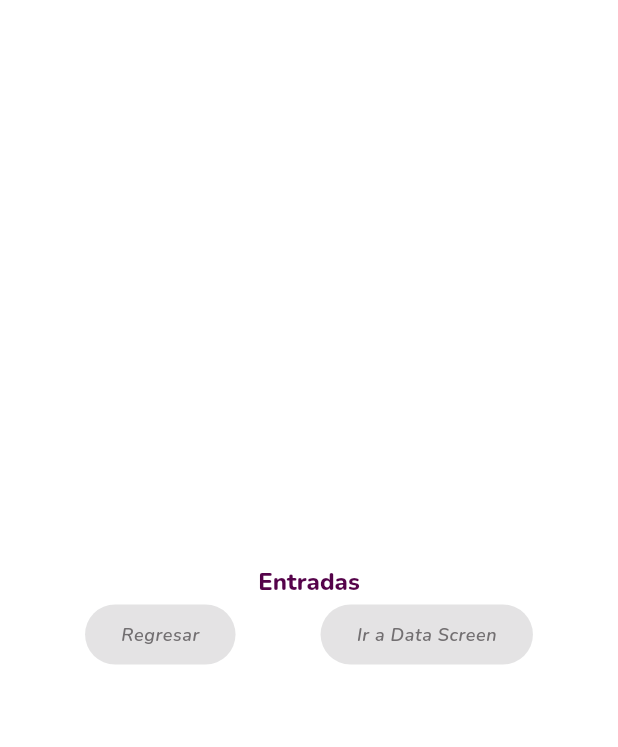
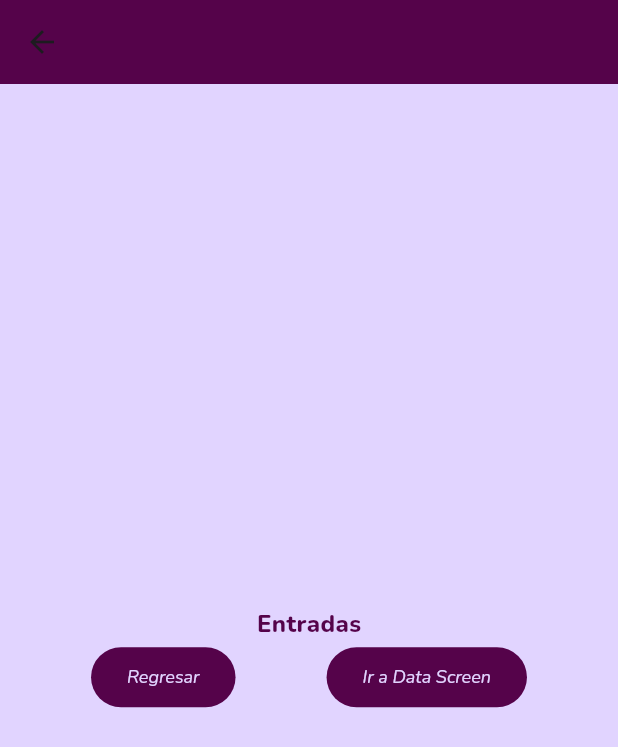
Before and after one commit to ismontana/componentes_flutter, a Flutter app: the screen it shows after launch, after a tap on "Entradas", on a phone screen of 412 x 824 dp. Shown: the top 747 px of the screen. Run offline on Flutter 3.47's test engine with Material 3 defaults, Android fonts, the phone set to English and light mode, and no system bars; our stand-ins replace google_fonts.

Commit message:
Changing the AppTheme and adding Scaffold to Inputs

```diff
--- a/lib/screens/home_screen.dart
+++ b/lib/screens/home_screen.dart
@@ -19,8 +19,9 @@ class HomeScreen extends StatelessWidget {
       body: ListView(
         children: [
           ListTile(
-            leading: const Icon(Icons.input_rounded,
-                            color: AppTheme.iconColor),
+            leading: IconTheme(
+              data: AppTheme.lightTheme.iconTheme,
+              child: const Icon(Icons.input_rounded),),
             title: Text(
               'Entradas',
               style: Theme.of(context).textTheme.headlineLarge,
@@ -29,8 +30,9 @@ class HomeScreen extends StatelessWidget {
               'Diferentes widgets para entradas de flutter',
               style: Theme.of(context).textTheme.bodySmall,
             ),
-            trailing: const Icon(Icons.arrow_circle_right,
-                                  color: AppTheme.iconColor),
+            trailing: IconTheme(
+            data: AppTheme.lightTheme.iconTheme,
+            child: const Icon(Icons.arrow_circle_right),),
                         onTap: (){
                           final ruta1 = MaterialPageRoute(builder: (context){
                             return const InputsScreen();
@@ -40,8 +42,9 @@ class HomeScreen extends StatelessWidget {
           ),
           const Divider(),
           ListTile(
-            leading: const Icon(Icons.list_alt_outlined,
-                                color: AppTheme.iconColor),
+            leading: IconTheme(
+              data: AppTheme.lightTheme.iconTheme,
+              child: const Icon(Icons.list_alt_outlined),),
             title: Text(
               'ListView.Builder',
               style: Theme.of(context).textTheme.headlineLarge,
@@ -50,8 +53,9 @@ class HomeScreen extends StatelessWidget {
               'Scroll infinito',
               style: Theme.of(context).textTheme.bodySmall,
             ),
-            trailing: const Icon(Icons.arrow_circle_right,
-                                  color: AppTheme.iconColor),
+            trailing: IconTheme(
+            data: AppTheme.lightTheme.iconTheme,
+            child: const Icon(Icons.arrow_circle_right),),
                           onTap: (){
                           final ruta2 = MaterialPageRoute(builder: (context){
                             return const InfinitieListScreen ();
@@ -61,8 +65,9 @@ class HomeScreen extends StatelessWidget {
           ),
           const Divider(),
           ListTile(
-            leading: const Icon(Icons.notification_add,
-                                color: AppTheme.iconColor),
+            leading: IconTheme(
+              data: AppTheme.lightTheme.iconTheme,
+              child: const Icon(Icons.notification_add),),
             title: Text(
               'Notificaciones',
               style: Theme.of(context).textTheme.headlineLarge,
@@ -71,8 +76,9 @@ class HomeScreen extends StatelessWidget {
               'Creación de notificaciones',
               style: Theme.of(context).textTheme.bodySmall,
             ),
-            trailing: const Icon(Icons.arrow_circle_right,
-                                  color: AppTheme.iconColor),
+            trailing: IconTheme(
+            data: AppTheme.lightTheme.iconTheme,
+            child: const Icon(Icons.arrow_circle_right),),
                           onTap: (){
                           final ruta3 = MaterialPageRoute(builder: (context){
                             return const NotificationsScreen();
--- a/lib/screens/inputs_screen.dart
+++ b/lib/screens/inputs_screen.dart
@@ -11,31 +11,33 @@ class InputsScreen extends StatefulWidget {
 class _InputsScreenState extends State<InputsScreen> {
   @override
   Widget build(BuildContext context) {
-    return Column(
+    return Scaffold(
+      appBar: AppBar(title: Text('Entradas')),
+      body: Column(
         mainAxisAlignment: MainAxisAlignment.center,
         children: [
           Text(
             'Entradas',
             style: AppTheme.lightTheme.textTheme.headlineLarge,
           ),
-        Row(
+          const Row(
             mainAxisAlignment: MainAxisAlignment.spaceEvenly,
             children: [
              ElevatedButton(
                 onPressed: null,
                 child: Text(
-                'Regresar',
-                style: Theme.of(context).textTheme.bodySmall),
+                  'Regresar'
+                ),
                 ),
               ElevatedButton(
                 onPressed: null,
                 child: Text(
-                'Ir a Data Screen',
-                style: Theme.of(context).textTheme.bodySmall,),
+                  'Ir a Data Screen'),
                 ),
             ],
           ),
         ],
+      ),
     );
   }
 }
--- a/lib/theme/app_theme.dart
+++ b/lib/theme/app_theme.dart
@@ -14,7 +14,33 @@ class AppTheme{
   // Declaraciones del tema claro
   static final ThemeData lightTheme = ThemeData.light().copyWith(
     scaffoldBackgroundColor: backColor,
-    appBarTheme: const AppBarTheme(color:mainColor),
+    appBarTheme: AppBarTheme(
+      color:mainColor,
+      titleTextStyle: GoogleFonts.nunito(
+        color: mainColor,
+        fontSize: 28.5,
+        fontWeight: FontWeight.bold,
+      ),
+    ),
+    iconTheme: const IconThemeData(
+      color: iconColor,
+      size: 35.0,
+    ),
+    elevatedButtonTheme: ElevatedButtonThemeData(
+      style: ButtonStyle(
+        backgroundColor: MaterialStateProperty.all(
+          mainColor
+          ),
+          foregroundColor: MaterialStateProperty.all(
+          backColor
+          ),
+        textStyle: MaterialStateProperty.all(
+          GoogleFonts.nunito(
+            fontSize: 12.0,
+            fontStyle: FontStyle.italic),
+        ),
+      ),
+    ),
     textTheme: TextTheme(
       headlineLarge: GoogleFonts.nunito(
         color: mainColor,
```
Lines whose indentation alone changed are shown as unchanged.
